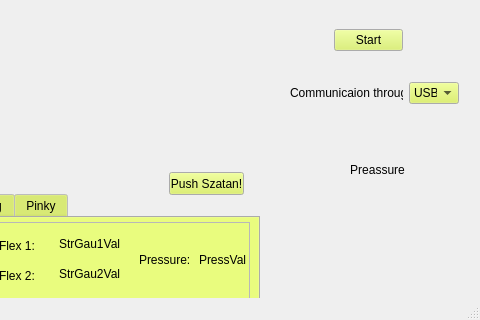
Above: Projekt/SensorGloveQt/mainwindow.ui from DubelSoftwareSolutions/SensorHand_DataVisualisation before the change; both pictures show x 341 to 821 and y 304 to 624 of the 821 by 624 pixel window. Below: the same form after it.
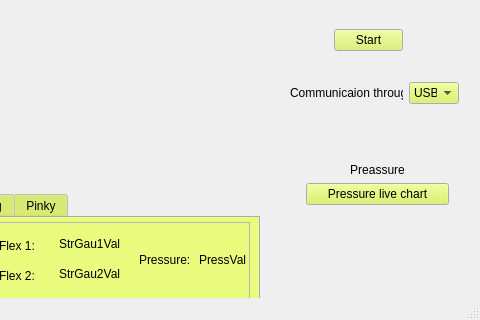
That is the form after the change.

Commit message: +chartWindow, naprawiono Chart

Diff of the .ui file:
```diff
--- a/Projekt/SensorGloveQt/mainwindow.ui
+++ b/Projekt/SensorGloveQt/mainwindow.ui
@@ -440,6 +440,13 @@
        </property>
       </widget>
      </item>
+     <item row="1" column="1">
+      <widget class="QPushButton" name="pressureChartButton">
+       <property name="text">
+        <string>Pressure live chart</string>
+       </property>
+      </widget>
+     </item>
     </layout>
    </widget>
    <widget class="QFrame" name="FingersTabFrame">
@@ -614,34 +621,6 @@
      </property>
     </widget>
    </widget>
-   <widget class="QWidget" name="verticalLayoutWidget_2">
-    <property name="geometry">
-     <rect>
-      <x>600</x>
-      <y>370</y>
-      <width>221</width>
-      <height>201</height>
-     </rect>
-    </property>
-    <layout class="QVBoxLayout" name="chartLayout">
-     <property name="topMargin">
-      <number>0</number>
-     </property>
-    </layout>
-   </widget>
-   <widget class="QPushButton" name="pushSzatan">
-    <property name="geometry">
-     <rect>
-      <x>510</x>
-      <y>440</y>
-      <width>75</width>
-      <height>23</height>
-     </rect>
-    </property>
-    <property name="text">
-     <string>Push Szatan!</string>
-    </property>
-   </widget>
   </widget>
   <widget class="QMenuBar" name="menuBar">
    <property name="geometry">
```
The commit also changes 8 other files.
